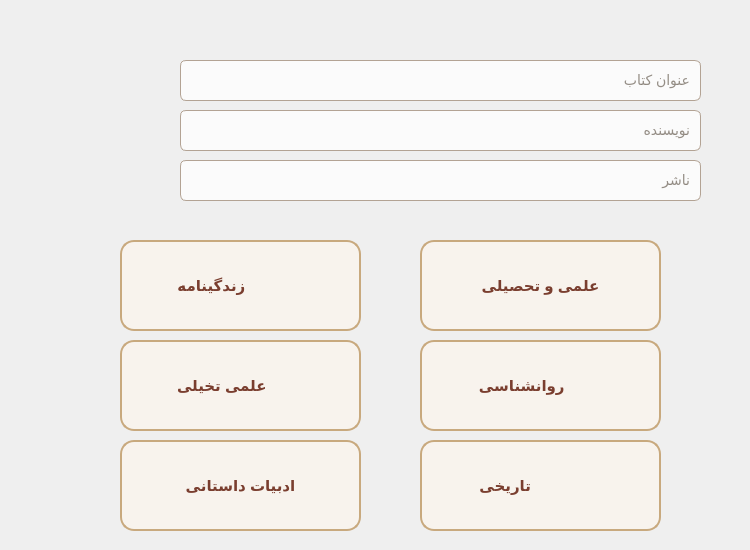
This is Client/user/searchwidget.ui in Onyx1907/Lumina-EBook-Platform as Qt 5 draws it before an edit. The edited form follows.
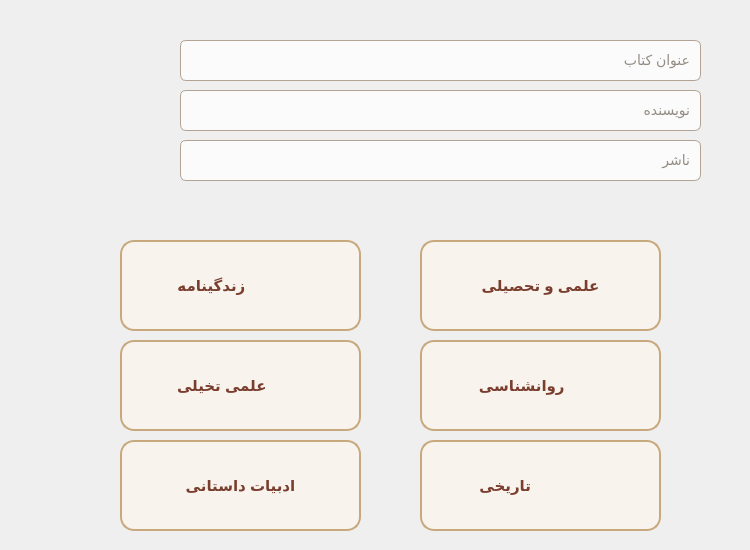
This is the edited form. Icons and pictures are not drawn.

```diff
--- a/Client/user/searchwidget.ui
+++ b/Client/user/searchwidget.ui
@@ -32,7 +32,7 @@
    <property name="geometry">
     <rect>
      <x>180</x>
-     <y>60</y>
+     <y>40</y>
      <width>521</width>
      <height>41</height>
     </rect>
@@ -61,7 +61,7 @@
    <property name="geometry">
     <rect>
      <x>180</x>
-     <y>110</y>
+     <y>90</y>
      <width>521</width>
      <height>41</height>
     </rect>
@@ -90,7 +90,7 @@
    <property name="geometry">
     <rect>
      <x>180</x>
-     <y>160</y>
+     <y>140</y>
      <width>521</width>
      <height>41</height>
     </rect>
@@ -119,7 +119,7 @@
    <property name="geometry">
     <rect>
      <x>40</x>
-     <y>80</y>
+     <y>60</y>
      <width>121</width>
      <height>111</height>
     </rect>
@@ -475,6 +475,31 @@
     </size>
    </property>
   </widget>
+  <widget class="QLabel" name="error_label">
+   <property name="geometry">
+    <rect>
+     <x>60</x>
+     <y>190</y>
+     <width>641</width>
+     <height>51</height>
+    </rect>
+   </property>
+   <property name="styleSheet">
+    <string notr="true">color: #a63a3a;
+font-size: 11px;
+font-family: &quot;Ubuntu&quot;, &quot;Segoe UI&quot;, &quot;Tahoma&quot;, sans-serif;
+font-weight: bold;
+qproperty-alignment: 'AlignHCenter | AlignVCenter';
+background: transparent;
+</string>
+   </property>
+   <property name="text">
+    <string/>
+   </property>
+   <property name="wordWrap">
+    <bool>true</bool>
+   </property>
+  </widget>
  </widget>
  <resources>
   <include location="../resources.qrc"/>
```
